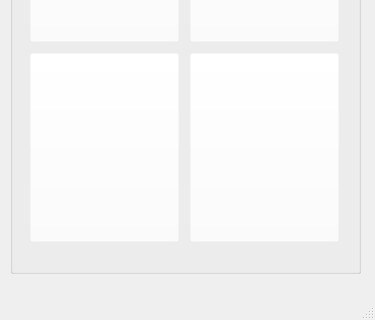
This is 0806_mCR_login/mainwindow.ui in csidon/MyCovidApp as Qt 5 draws it before an edit; both pictures show x 0 to 375 and y 347 to 667 of the 375 by 667 pixel window. The edited form follows.
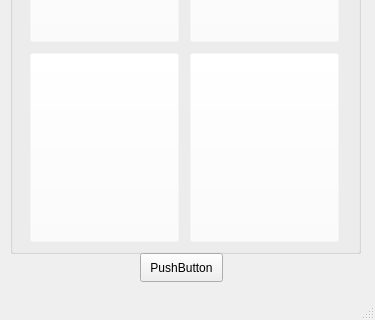
This is the edited form. Icons and pictures are not drawn.

Diff of the .ui file:
```diff
--- a/0806_mCR_login/mainwindow.ui
+++ b/0806_mCR_login/mainwindow.ui
@@ -53,7 +53,7 @@
       <x>10</x>
       <y>190</y>
       <width>351</width>
-      <height>431</height>
+      <height>411</height>
      </rect>
     </property>
     <property name="styleSheet">
@@ -205,12 +205,26 @@
      <string>Please book in by 4 June. May the 4th be with you.</string>
     </property>
    </widget>
+   <widget class="QPushButton" name="pushButton">
+    <property name="geometry">
+     <rect>
+      <x>140</x>
+      <y>600</y>
+      <width>83</width>
+      <height>29</height>
+     </rect>
+    </property>
+    <property name="text">
+     <string>PushButton</string>
+    </property>
+   </widget>
    <zorder>label</zorder>
    <zorder>btn_menu</zorder>
    <zorder>groupBox</zorder>
    <zorder>lbl_welcomeMsg</zorder>
    <zorder>lbl_reminderMsgLn1</zorder>
    <zorder>lbl_reminderMsgLn1_2</zorder>
+   <zorder>pushButton</zorder>
   </widget>
   <widget class="QMenuBar" name="menubar">
    <property name="geometry">
```
